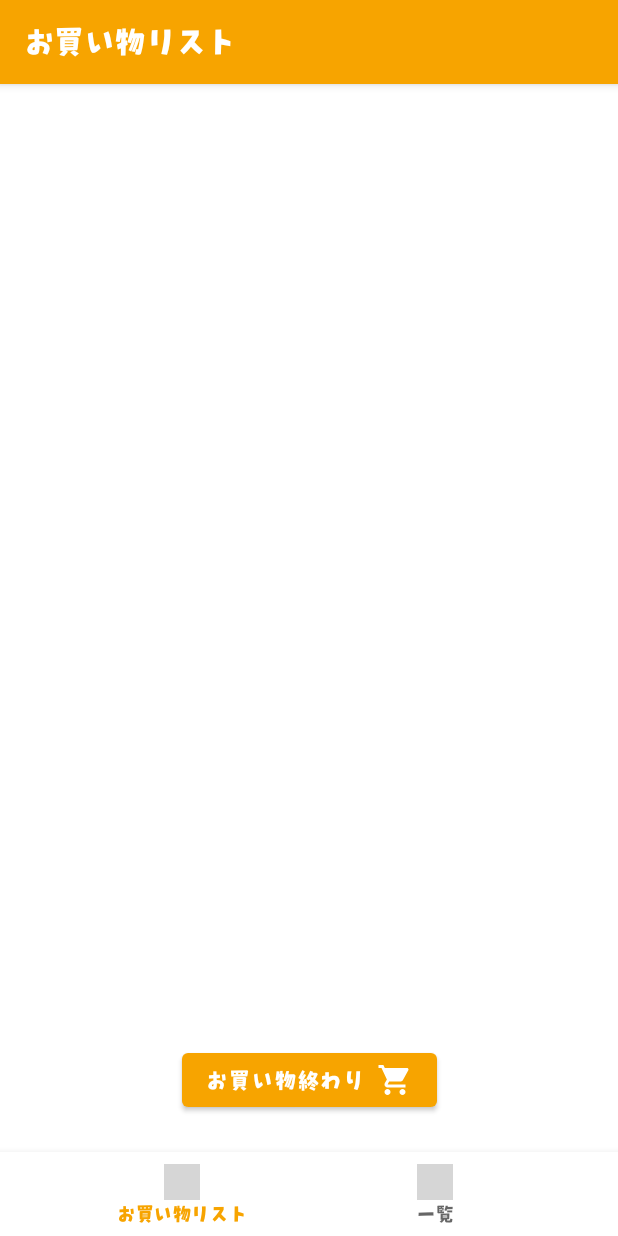
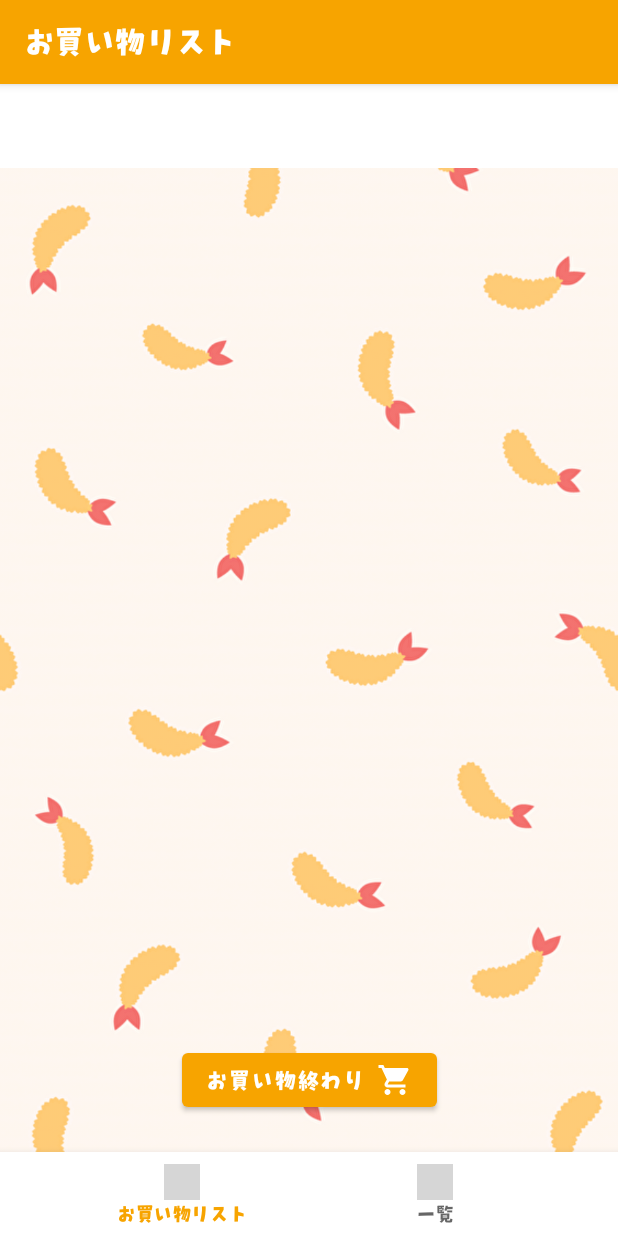
Before and after one commit to KousukeArai/ShoppingList, an Android app: the screen it shows after launch (MainActivity), on a phone screen of 412 x 824 dp. Run offline under Robolectric (Android 15) with nearby library versions, the phone set to English and light mode, and no system bars; our stand-ins replace navigation-ui; grey boxes are pictures that could not be loaded.

Commit message:
背景変更

```diff
--- /dev/null
+++ b/app/src/main/res/drawable/ic_baseline_add_circle_outline_24.xml
@@ -0,0 +1,5 @@
+<vector android:height="24dp" android:tint="#FFFFFF"
+    android:viewportHeight="24" android:viewportWidth="24"
+    android:width="24dp" xmlns:android="http://schemas.android.com/apk/res/android">
+    <path android:fillColor="@android:color/white" android:pathData="M13,7h-2v4L7,11v2h4v4h2v-4h4v-2h-4L13,7zM12,2C6.48,2 2,6.48 2,12s4.48,10 10,10 10,-4.48 10,-10S17.52,2 12,2zM12,20c-4.41,0 -8,-3.59 -8,-8s3.59,-8 8,-8 8,3.59 8,8 -3.59,8 -8,8z"/>
+</vector>
--- a/app/src/main/res/layout/fragment_dashboard.xml
+++ b/app/src/main/res/layout/fragment_dashboard.xml
@@ -1,10 +1,10 @@
 <?xml version="1.0" encoding="utf-8"?>
-<androidx.constraintlayout.widget.ConstraintLayout
-    xmlns:android="http://schemas.android.com/apk/res/android"
+<androidx.constraintlayout.widget.ConstraintLayout xmlns:android="http://schemas.android.com/apk/res/android"
     xmlns:app="http://schemas.android.com/apk/res-auto"
     xmlns:tools="http://schemas.android.com/tools"
     android:layout_width="match_parent"
     android:layout_height="match_parent"
+    android:background="@drawable/ebi2"
     tools:context=".ui.dashboard.DashboardFragment">
 
     <ListView
@@ -20,6 +20,8 @@
         android:layout_height="wrap_content"
         android:layout_gravity="center"
         android:layout_marginBottom="80dp"
+        android:drawableEnd="@drawable/ic_baseline_add_circle_outline_24"
+        android:drawableRight="@drawable/ic_baseline_add_circle_outline_24"
         android:text="@string/btn_add"
         app:layout_constraintBottom_toBottomOf="parent"
         app:layout_constraintEnd_toEndOf="parent"
--- a/app/src/main/res/layout/fragment_home.xml
+++ b/app/src/main/res/layout/fragment_home.xml
@@ -1,10 +1,10 @@
 <?xml version="1.0" encoding="utf-8"?>
-<androidx.constraintlayout.widget.ConstraintLayout
-xmlns:android="http://schemas.android.com/apk/res/android"
+<androidx.constraintlayout.widget.ConstraintLayout xmlns:android="http://schemas.android.com/apk/res/android"
     xmlns:app="http://schemas.android.com/apk/res-auto"
     xmlns:tools="http://schemas.android.com/tools"
     android:layout_width="match_parent"
     android:layout_height="match_parent"
+    android:background="@drawable/ebi2"
     tools:context=".ui.home.HomeFragment">
 
     <ListView
@@ -20,10 +20,10 @@
         android:layout_height="wrap_content"
         android:layout_gravity="center"
         android:layout_marginBottom="80dp"
+        android:drawableEnd="@drawable/ic_baseline_shopping_cart_24"
+        android:drawableRight="@drawable/ic_baseline_shopping_cart_24"
         android:text="@string/btn_end"
         app:layout_constraintBottom_toBottomOf="parent"
         app:layout_constraintEnd_toEndOf="parent"
-    app:layout_constraintStart_toStartOf="parent"
-    android:drawableRight="@drawable/ic_baseline_shopping_cart_24"
-    android:drawableEnd="@drawable/ic_baseline_shopping_cart_24"/>
+        app:layout_constraintStart_toStartOf="parent" />
 </androidx.constraintlayout.widget.ConstraintLayout>
```
Also changed, not shown: app/src/main/res/drawable-v24/ebi2.png (added), app/src/main/res/drawable-v24/haike.jpg (added), app/src/main/res/drawable-v24/wake.jpg (added), app/src/main/res/drawable-v24/wakuni.jpg (added). Lines whose indentation alone changed are shown as unchanged.
